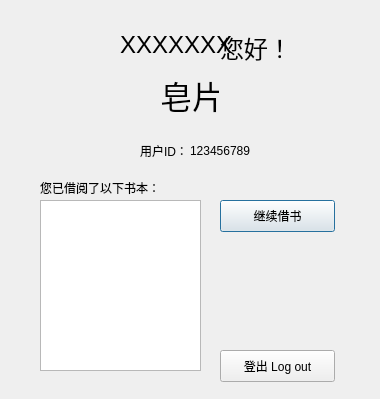
Above: LiBrother/LiBrotherClient/usermain.ui from sxtyzhangzk/LiBrother before the change. Below: the same form after it.
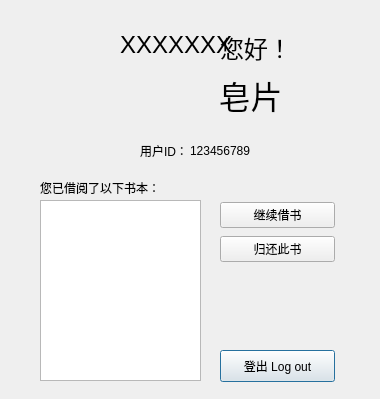
That is the form after the change.

Commit message: add the datails across one platform to another && add data to a QListWeidgeItem

Diff of the .ui file:
```diff
--- a/LiBrother/LiBrotherClient/usermain.ui
+++ b/LiBrother/LiBrotherClient/usermain.ui
@@ -44,7 +44,7 @@
     <rect>
      <x>160</x>
      <y>60</y>
-     <width>59</width>
+     <width>181</width>
      <height>71</height>
     </rect>
    </property>
@@ -91,29 +91,6 @@
     <string>您已借阅了以下书本：</string>
    </property>
   </widget>
-  <widget class="QColumnView" name="columnView">
-   <property name="geometry">
-    <rect>
-     <x>40</x>
-     <y>200</y>
-     <width>161</width>
-     <height>171</height>
-    </rect>
-   </property>
-  </widget>
-  <widget class="QPushButton" name="pushButton_2">
-   <property name="geometry">
-    <rect>
-     <x>220</x>
-     <y>200</y>
-     <width>115</width>
-     <height>32</height>
-    </rect>
-   </property>
-   <property name="text">
-    <string>继续借书</string>
-   </property>
-  </widget>
   <widget class="QPushButton" name="pushButton">
    <property name="geometry">
     <rect>
@@ -127,6 +104,42 @@
     <string>登出 Log out</string>
    </property>
   </widget>
+  <widget class="QListWidget" name="listWidget">
+   <property name="geometry">
+    <rect>
+     <x>40</x>
+     <y>200</y>
+     <width>161</width>
+     <height>181</height>
+    </rect>
+   </property>
+  </widget>
+  <widget class="QWidget" name="">
+   <property name="geometry">
+    <rect>
+     <x>220</x>
+     <y>200</y>
+     <width>115</width>
+     <height>66</height>
+    </rect>
+   </property>
+   <layout class="QVBoxLayout" name="verticalLayout">
+    <item>
+     <widget class="QPushButton" name="pushButton_2">
+      <property name="text">
+       <string>继续借书</string>
+      </property>
+     </widget>
+    </item>
+    <item>
+     <widget class="QPushButton" name="pushButton_3">
+      <property name="text">
+       <string>归还此书</string>
+      </property>
+     </widget>
+    </item>
+   </layout>
+  </widget>
  </widget>
  <resources/>
  <connections/>
```
The commit also changes 8 other files.
